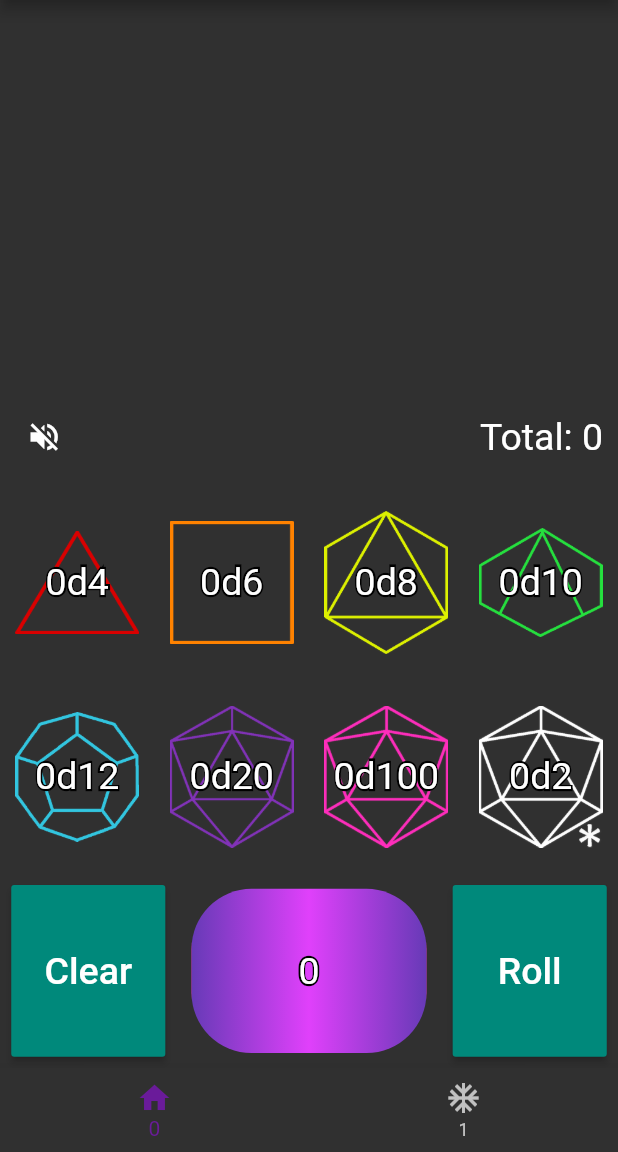
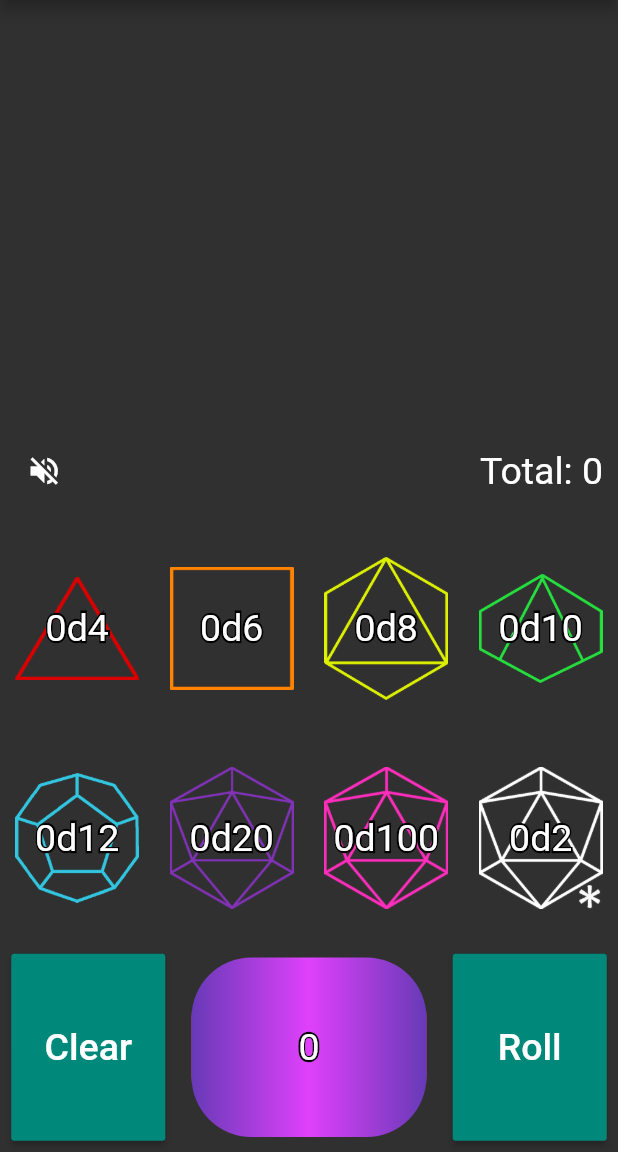
Before and after one commit to hansied67/flutter_dice_roller, a Flutter app: the screen it shows after launch, after a tap on the "volume up" icon, on a phone screen of 412 x 824 dp, the part 84-1236 px from its top. Run offline on Flutter 3.47's test engine with Material 2 defaults, Android fonts, the light colour scheme and no system bars; drawn by our look-alikes of auto_size_text; our stand-ins replace audioplayers, shared_preferences.

Commit message:
Removed bottom navigation bar on standard screen

```diff
--- a/lib/screens/standard/standard_screen.dart
+++ b/lib/screens/standard/standard_screen.dart
@@ -2,6 +2,7 @@ import 'package:flutter/material.dart';
 import 'package:provider/provider.dart';
 
 import 'package:flutterdiceroller/screens/standard/standard_dice/dice_rolls.dart';
+import '../../global_variables.dart';
 import 'standard_dice/dice_roller.dart';
 
 
@@ -17,11 +18,6 @@ class _StandardScreenState extends State<StandardScreen> {
   int _page = 0;
   PageController _controller;
   int _sides = 0;
-
-  List<Widget> _screens = <Widget>[
-    DiceRoller(),
-    Text('Index 1'),
-  ];
 
   void _onHamburger(String value) {
     switch (value) {
@@ -45,31 +41,42 @@ class _StandardScreenState extends State<StandardScreen> {
   @override
   Widget build(BuildContext context) {
     final diceRolls = Provider.of<DiceRolls>(context);
+    final globalVariables = Provider.of<GlobalVariables>(context);
     return Scaffold(
       drawer: new Drawer(
         child: ListView(
           padding: EdgeInsets.zero,
           children: <Widget>[
-            DrawerHeader(
-              child: Text("Screens"),
+            Container(
+              height: 100,
+              child: DrawerHeader(
+                child: Text("Screens"),
+              )
             ),
-            ListTile(
-              title: Text("Dice Roller"),
-              onTap: () {
-                // you're already on this page!
-              }
+            Container(
+              color: Theme.of(context).accentColor,
+              child: ListTile(
+                title: Text("Dice Roller"),
+                onTap: () {
+                  // you're already on this page!
+                }
+              )
             ),
             ListTile(
                 title: Text("Character"),
                 onTap: () {
                   // TODO: go to character screen
-                }
+                },
+                trailing: globalVariables.isAndroid ? Icon(Icons.arrow_forward) :
+                    Icon(Icons.arrow_forward_ios)
             ),
             ListTile(
                 title: Text("DM Tools"),
                 onTap: () {
                   // TODO: go to DM tools screen
-                }
+                },
+                trailing: globalVariables.isAndroid ? Icon(Icons.arrow_forward) :
+                    Icon(Icons.arrow_forward_ios)
             )
 
           ],
@@ -91,36 +98,7 @@ class _StandardScreenState extends State<StandardScreen> {
           )
         ],
       ),
-      body: PageView(
-        controller: _controller,
-        onPageChanged: (newPage) {
-          setState(() {
-            this._page = newPage;
-          });
-        },
-        children: _screens,
-      ),
-      bottomNavigationBar: BottomNavigationBar(
-        currentIndex: _page,
-        onTap: (index) {
-          this._controller.animateToPage(
-              index,
-              duration: const Duration(milliseconds: 250),
-              curve: Curves.easeInOut
-          );
-        },
-        items: <BottomNavigationBarItem>[
-          BottomNavigationBarItem(
-            icon: Icon(Icons.home),
-            title: Text('0'),
-          ),
-          BottomNavigationBarItem(
-            icon: Icon(Icons.ac_unit),
-            title: Text('1'),
-          )
-        ],
-        selectedItemColor: Colors.purple[800],
-      ),
+      body: DiceRoller(),
     );
   }
 }
```
